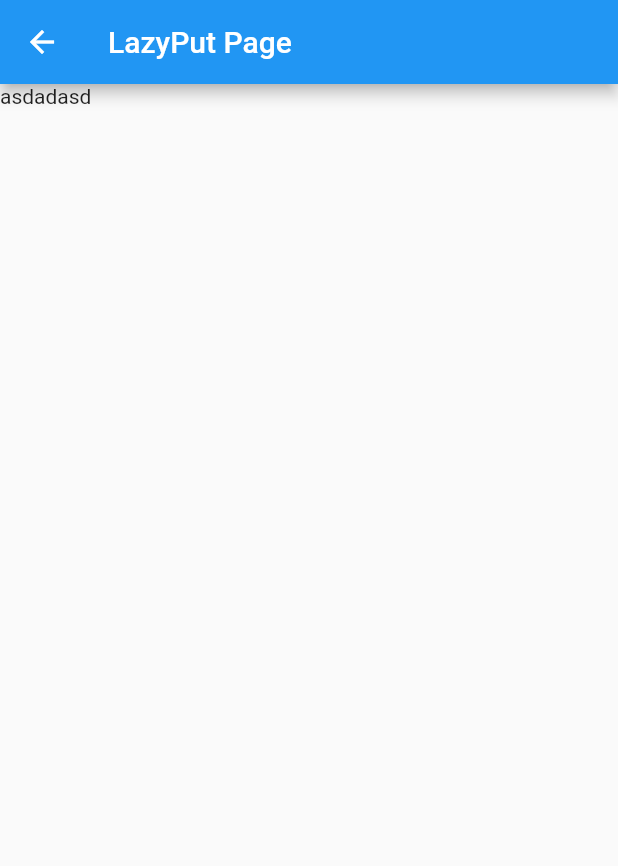
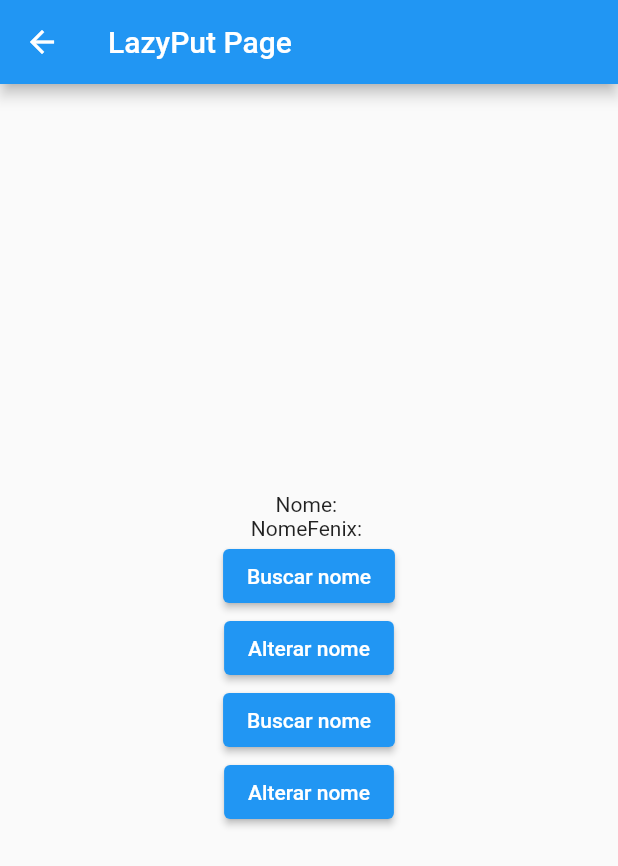
Before and after one commit to leozero3/get_dependencias, a Flutter app: the LazyPutPage screen opened by its route, on a phone screen of 412 x 824 dp. Shown: the top 866 px of the screen. Run offline on Flutter 3.47's test engine with Material 2 defaults, Android fonts, the phone set to English and light mode, and no system bars; our stand-ins replace get.

Commit message:
lazyPut, factory e fenix - final

```diff
--- /dev/null
+++ b/lib/pages/metodos/lazyPut/lazy_put_fenix_controller.dart
@@ -0,0 +1,7 @@
+class LazyPutFenixController {
+    String nome = 'Leo';
+
+    LazyPutFenixController(){
+        print('LazyPutController foi inicializado');
+    }
+}
--- a/lib/pages/metodos/lazyPut/lazy_put_page.dart
+++ b/lib/pages/metodos/lazyPut/lazy_put_page.dart
@@ -1,10 +1,13 @@
 import 'package:flutter/material.dart';
 import 'package:get/get.dart';
-import 'package:get_dependencias/pages/metodos/lazyPut/lazy_Put_Controller.dart';
+import 'package:get_dependencias/pages/metodos/lazyPut/lazy_put_controller.dart';
+import 'package:get_dependencias/pages/metodos/lazyPut/lazy_put_fenix_controller.dart';
 
 class LazyPutPage extends StatefulWidget {
   LazyPutPage({Key? key}) : super(key: key) {
     Get.lazyPut(() => LazyPutController());
+    Get.lazyPut(() => LazyPutFenixController(), fenix: true);
+    Get.put(LazyPutFenixController(), permanent: true);
   }
 
   @override
@@ -12,15 +15,55 @@ class LazyPutPage extends StatefulWidget {
 }
 
 class _LazyPutPageState extends State<LazyPutPage> {
+  String nome = '';
+  String nomeFenix = '';
+
   @override
   Widget build(BuildContext context) {
     return Scaffold(
       appBar: AppBar(
         title: const Text('LazyPut Page'),
       ),
-      body: Container(
-        child:
-        Text('asdadasd'),
+      body: Center(
+        child: Column(
+          mainAxisAlignment: MainAxisAlignment.center,
+          children: [
+            Text('Nome: $nome'),
+            Text('NomeFenix: $nomeFenix'),
+            ElevatedButton(
+              onPressed: () {
+                final controller = Get.find<LazyPutController>();
+                setState(() {
+                  nome = controller.nome;
+                });
+              },
+              child: const Text('Buscar nome'),
+            ),
+            ElevatedButton(
+              onPressed: () {
+                final controller = Get.find<LazyPutController>();
+                controller.nome = 'Isaac';
+              },
+              child: const Text('Alterar nome'),
+            ),
+            ElevatedButton(
+              onPressed: () {
+                final controller = Get.find<LazyPutFenixController>();
+                setState(() {
+                  nomeFenix = controller.nome;
+                });
+              },
+              child: const Text('Buscar nome'),
+            ),
+            ElevatedButton(
+              onPressed: () {
+                final controller = Get.find<LazyPutFenixController>();
+                controller.nome = 'Isaac';
+              },
+              child: const Text('Alterar nome'),
+            ),
+          ],
+        ),
       ),
     );
   }
```
Also changed, not shown: lib/pages/metodos/lazyPut/lazy_put_controller.dart (renamed from lib/pages/metodos/lazyPut/lazy_Put_Controller.dart).
